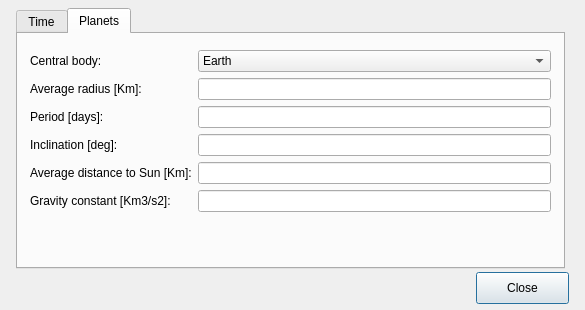
Dwarf-Planet-Project/SpaceDesignTool, file sta-src/Calculator/STAcalculator.ui: the form before one commit.
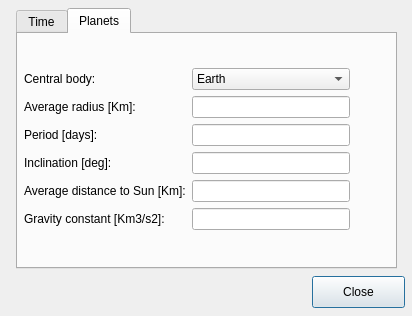
The form after the commit. The open tabs and pages were chosen to show the change. Icons and pictures are not drawn.

Commit message: Adjusting widget for windows nice look

```diff
--- a/sta-src/Calculator/STAcalculator.ui
+++ b/sta-src/Calculator/STAcalculator.ui
@@ -6,20 +6,20 @@
    <rect>
     <x>0</x>
     <y>0</y>
-    <width>585</width>
-    <height>310</height>
+    <width>412</width>
+    <height>316</height>
    </rect>
   </property>
   <property name="minimumSize">
    <size>
-    <width>585</width>
-    <height>310</height>
+    <width>412</width>
+    <height>316</height>
    </size>
   </property>
   <property name="maximumSize">
    <size>
-    <width>585</width>
-    <height>310</height>
+    <width>412</width>
+    <height>316</height>
    </size>
   </property>
   <property name="windowTitle">
@@ -30,7 +30,7 @@
     <rect>
      <x>16</x>
      <y>8</y>
-     <width>549</width>
+     <width>381</width>
      <height>261</height>
     </rect>
    </property>
@@ -187,22 +187,34 @@
     <widget class="QWidget" name="formLayoutWidget_5">
      <property name="geometry">
       <rect>
-       <x>12</x>
-       <y>16</y>
-       <width>521</width>
-       <height>197</height>
+       <x>6</x>
+       <y>5</y>
+       <width>365</width>
+       <height>221</height>
       </rect>
      </property>
      <layout class="QFormLayout" name="formLayout_5">
-      <item row="0" column="0">
+      <item row="1" column="0">
        <widget class="QLabel" name="label_6">
         <property name="text">
          <string>Central body: </string>
         </property>
        </widget>
       </item>
-      <item row="0" column="1">
+      <item row="1" column="1">
        <widget class="QComboBox" name="comboBoxPlanets">
+        <property name="minimumSize">
+         <size>
+          <width>158</width>
+          <height>0</height>
+         </size>
+        </property>
+        <property name="maximumSize">
+         <size>
+          <width>158</width>
+          <height>16777215</height>
+         </size>
+        </property>
         <item>
          <property name="text">
           <string>Earth</string>
@@ -335,79 +347,165 @@
         </item>
        </widget>
       </item>
-      <item row="1" column="0">
+      <item row="2" column="0">
        <widget class="QLabel" name="label_7">
         <property name="text">
          <string>Average radius [Km]:</string>
         </property>
        </widget>
       </item>
-      <item row="2" column="0">
+      <item row="3" column="0">
        <widget class="QLabel" name="label_8">
         <property name="text">
          <string>Period [days]:</string>
         </property>
        </widget>
       </item>
-      <item row="3" column="0">
+      <item row="4" column="0">
        <widget class="QLabel" name="label_9">
         <property name="text">
          <string>Inclination [deg]:</string>
         </property>
        </widget>
       </item>
-      <item row="4" column="0">
+      <item row="5" column="0">
        <widget class="QLabel" name="label_10">
         <property name="text">
          <string>Average distance to Sun [Km]:</string>
         </property>
        </widget>
       </item>
-      <item row="1" column="1">
+      <item row="2" column="1">
        <widget class="QLineEdit" name="AverageRadiusEdit">
+        <property name="minimumSize">
+         <size>
+          <width>158</width>
+          <height>0</height>
+         </size>
+        </property>
+        <property name="maximumSize">
+         <size>
+          <width>158</width>
+          <height>16777215</height>
+         </size>
+        </property>
         <property name="alignment">
          <set>Qt::AlignRight|Qt::AlignTrailing|Qt::AlignVCenter</set>
         </property>
        </widget>
       </item>
-      <item row="2" column="1">
+      <item row="3" column="1">
        <widget class="QLineEdit" name="PeriodEdit">
+        <property name="minimumSize">
+         <size>
+          <width>158</width>
+          <height>0</height>
+         </size>
+        </property>
+        <property name="maximumSize">
+         <size>
+          <width>158</width>
+          <height>16777215</height>
+         </size>
+        </property>
         <property name="alignment">
          <set>Qt::AlignRight|Qt::AlignTrailing|Qt::AlignVCenter</set>
         </property>
        </widget>
       </item>
-      <item row="3" column="1">
+      <item row="4" column="1">
        <widget class="QLineEdit" name="InclinationEdit">
+        <property name="minimumSize">
+         <size>
+          <width>158</width>
+          <height>0</height>
+         </size>
+        </property>
+        <property name="maximumSize">
+         <size>
+          <width>158</width>
+          <height>16777215</height>
+         </size>
+        </property>
         <property name="alignment">
          <set>Qt::AlignRight|Qt::AlignTrailing|Qt::AlignVCenter</set>
         </property>
        </widget>
       </item>
-      <item row="4" column="1">
+      <item row="5" column="1">
        <widget class="QLineEdit" name="DistanceSunEdit">
+        <property name="minimumSize">
+         <size>
+          <width>158</width>
+          <height>0</height>
+         </size>
+        </property>
+        <property name="maximumSize">
+         <size>
+          <width>158</width>
+          <height>16777215</height>
+         </size>
+        </property>
         <property name="alignment">
          <set>Qt::AlignRight|Qt::AlignTrailing|Qt::AlignVCenter</set>
         </property>
        </widget>
       </item>
-      <item row="5" column="1">
+      <item row="6" column="1">
        <widget class="QLineEdit" name="gravityConstantEdit">
+        <property name="minimumSize">
+         <size>
+          <width>158</width>
+          <height>0</height>
+         </size>
+        </property>
+        <property name="maximumSize">
+         <size>
+          <width>158</width>
+          <height>16777215</height>
+         </size>
+        </property>
         <property name="alignment">
          <set>Qt::AlignRight|Qt::AlignTrailing|Qt::AlignVCenter</set>
         </property>
         <property name="readOnly">
-         <bool>true</bool>
+         <bool>false</bool>
         </property>
        </widget>
       </item>
-      <item row="5" column="0">
+      <item row="6" column="0">
        <widget class="QLabel" name="label_12">
         <property name="text">
          <string>Gravity constant [Km3/s2]:</string>
         </property>
        </widget>
       </item>
+      <item row="0" column="0">
+       <spacer name="verticalSpacer_3">
+        <property name="orientation">
+         <enum>Qt::Vertical</enum>
+        </property>
+        <property name="sizeHint" stdset="0">
+         <size>
+          <width>20</width>
+          <height>40</height>
+         </size>
+        </property>
+       </spacer>
+      </item>
+      <item row="7" column="0">
+       <spacer name="verticalSpacer_4">
+        <property name="orientation">
+         <enum>Qt::Vertical</enum>
+        </property>
+        <property name="sizeHint" stdset="0">
+         <size>
+          <width>20</width>
+          <height>40</height>
+         </size>
+        </property>
+       </spacer>
+      </item>
      </layout>
     </widget>
    </widget>
@@ -415,8 +513,8 @@
   <widget class="QPushButton" name="pushButton">
    <property name="geometry">
     <rect>
-     <x>476</x>
-     <y>272</y>
+     <x>312</x>
+     <y>276</y>
      <width>93</width>
      <height>32</height>
     </rect>
```
Left out of the diff: 64 changed lines with no effect on the pictures.
